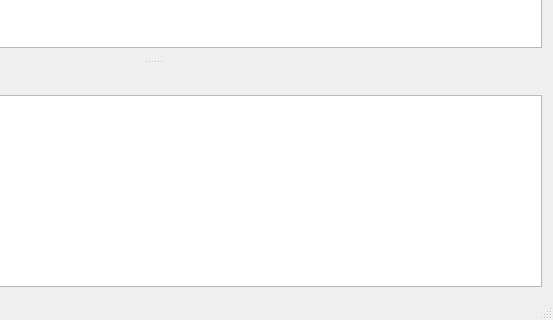
maltelenz/SpeedSignDetector, file SpeedSignDetectorViewer/mainwindow.ui: the form before one commit; both pictures show x 247 to 800 and y 580 to 900 of the 800 by 900 pixel window.
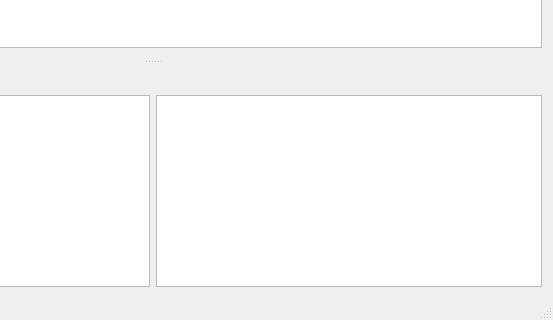
The form after the commit.

Commit message: Add timing info.

The edit to the form file:
```diff
--- a/SpeedSignDetectorViewer/mainwindow.ui
+++ b/SpeedSignDetectorViewer/mainwindow.ui
@@ -88,6 +88,19 @@
        </property>
       </widget>
      </item>
+     <item row="0" column="1">
+      <widget class="QPlainTextEdit" name="timingsTextEdit">
+       <property name="undoRedoEnabled">
+        <bool>false</bool>
+       </property>
+       <property name="readOnly">
+        <bool>true</bool>
+       </property>
+       <property name="textInteractionFlags">
+        <set>Qt::LinksAccessibleByMouse|Qt::TextSelectableByMouse</set>
+       </property>
+      </widget>
+     </item>
     </layout>
    </widget>
   </widget>
```
The commit also changes 4 other files.
